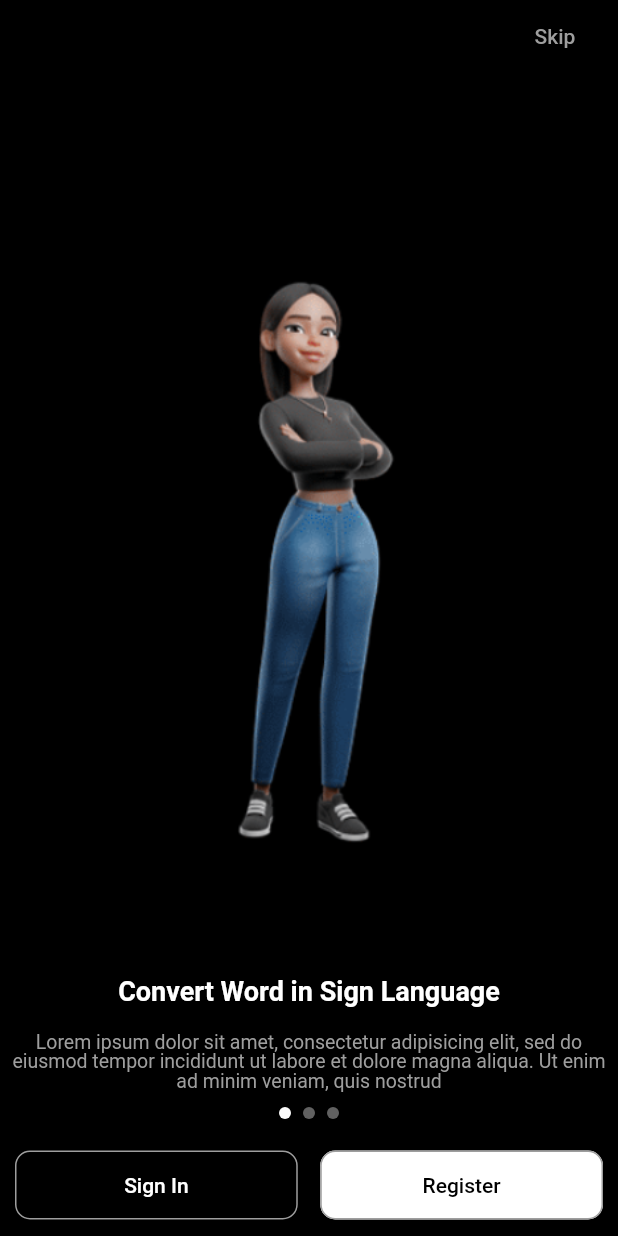
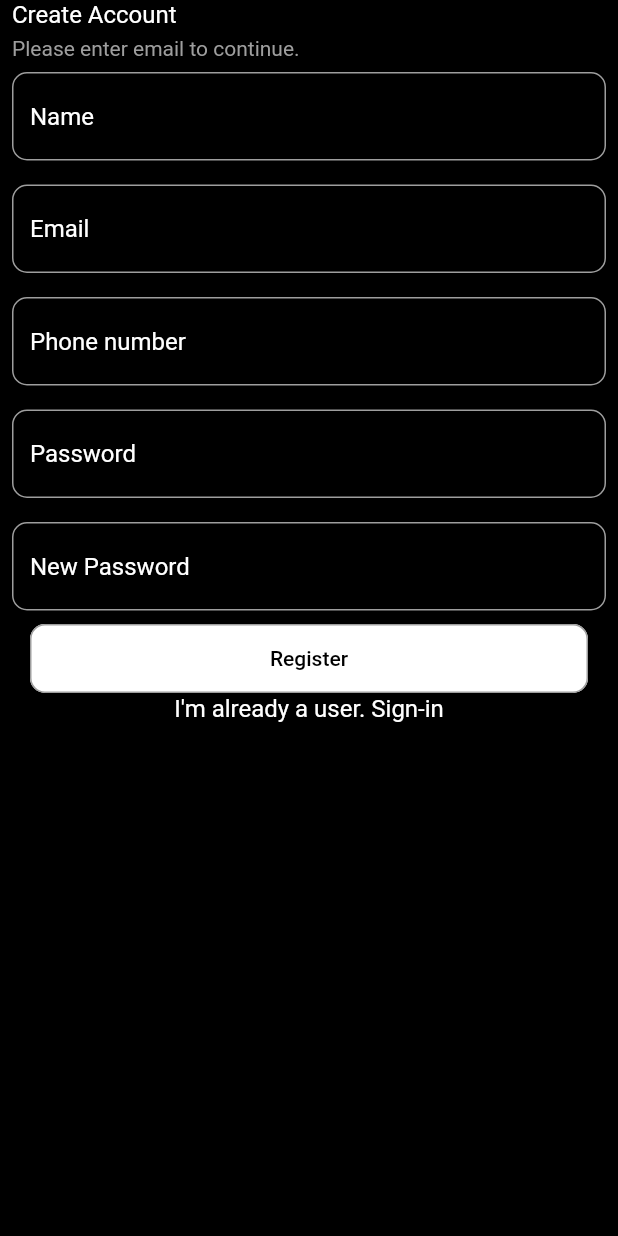
Before and after one commit to xzerad/coding-moon, a Flutter app: the screen it shows after launch, on a phone screen of 412 x 824 dp. Run offline on Flutter 3.47's test engine with Material 2 defaults, Android fonts, the phone set to English and light mode, and no system bars; our stand-ins replace camera, flutter_svg.

Commit message:
sign in screen completed & signup is in progressé

```diff
--- /dev/null
+++ b/lib/components/custom_button.dart
@@ -0,0 +1,23 @@
+import 'package:flutter/material.dart';
+
+class CustomButton extends StatelessWidget {
+  const CustomButton({Key? key, required this.text, required this.backgroundColor, required this.foregroundColor}) : super(key: key);
+  final String text;
+  final Color backgroundColor;
+  final Color foregroundColor;
+  @override
+  Widget build(BuildContext context) {
+    return ElevatedButton(onPressed: (){}, style: ElevatedButton.styleFrom(
+        backgroundColor: backgroundColor,
+        foregroundColor: foregroundColor,
+        shape: RoundedRectangleBorder(
+            borderRadius: BorderRadius.circular(10),
+            side: const BorderSide(color: Colors.grey)
+        )
+
+    ), child: Padding(
+      padding:  const EdgeInsets.symmetric(horizontal: 30.0, vertical: 15),
+      child: Text(text, style: const TextStyle(fontWeight: FontWeight.w500),),
+    ),);
+  }
+}
--- /dev/null
+++ b/lib/constants.dart
@@ -0,0 +1,3 @@
+import 'package:flutter/material.dart';
+
+const mainGray = Color(0xff777777);
--- a/lib/main.dart
+++ b/lib/main.dart
@@ -19,13 +19,16 @@ class MyApp extends StatelessWidget {
       debugShowCheckedModeBanner: false,
       theme: ThemeData(
         primarySwatch: Colors.grey,
-        textTheme: TextTheme(
-          displaySmall: TextStyle(color: Colors.grey)
-        ),
+        textTheme: const TextTheme(
+          displaySmall: TextStyle(color: Colors.grey, fontSize: 14),
+          displayMedium: TextStyle(color: Colors.white, fontSize: 16)
+
+      ),
+
         scaffoldBackgroundColor: Colors.black
       ),
       routes: routes,
-      initialRoute: "/splash",
+      initialRoute: "/signIn",
     );
   }
 }
--- a/lib/pages/auth/signin_screen/sigin_screen.dart
+++ b/lib/pages/auth/signin_screen/sigin_screen.dart
@@ -0,0 +1,95 @@
+import 'package:disiability/components/custom_button.dart';
+import 'package:disiability/constants.dart';
+import 'package:flutter/material.dart';
+
+class SignIn extends StatelessWidget {
+  const SignIn({Key? key}) : super(key: key);
+
+  @override
+  Widget build(BuildContext context) {
+    return const SafeArea(
+      child: Scaffold(
+        body: SignInBody(),
+      ),
+    );
+  }
+}
+
+class SignInBody extends StatelessWidget {
+  const SignInBody({Key? key}) : super(key: key);
+
+  @override
+  Widget build(BuildContext context) {
+    Size size = MediaQuery.of(context).size;
+    return
+      SizedBox(
+        height: size.height,
+        child: SingleChildScrollView(
+          child: Column(
+            crossAxisAlignment: CrossAxisAlignment.start,
+            children: [
+              Padding(
+                padding: const EdgeInsets.only(left: 8.0),
+                child: Text("Create Account", style: Theme.of(context).textTheme.displayMedium,),
+              ),
+              const SizedBox(height: 5,),
+              Padding(
+                padding: const EdgeInsets.only(left: 8.0),
+                child: Text("Please enter email to continue.", style: Theme.of(context).textTheme.displaySmall,),
+              ),
+              const CustomTextField(hint: "Name"),
+              const CustomTextField(hint: "Email"),
+              const CustomTextField(hint: "Phone number"),
+              const CustomTextField(hint: "Password"),
+              const CustomTextField(hint: "New Password"),
+              Row(
+                children: const [
+                  Expanded(child: Padding(
+                    padding: EdgeInsets.symmetric(horizontal: 20.0),
+                    child: CustomButton(text: "Register", backgroundColor: Colors.white, foregroundColor: Colors.black),
+                  )),
+                ],
+              ),
+              Row(
+                mainAxisAlignment: MainAxisAlignment.center,
+                children: [
+                  Text("I'm already a user. Sign-in", style: Theme.of(context).textTheme.displayMedium,),
+                ],
+              )
+
+            ],
+          ),
+        ),
+      );
+  }
+}
+
+class CustomTextField extends StatelessWidget {
+  const CustomTextField({Key? key, required this.hint}) : super(key: key);
+  final String hint;
+  @override
+  Widget build(BuildContext context) {
+    return Padding(
+      padding: const EdgeInsets.all(8.0),
+      child: TextField(decoration: InputDecoration(
+          border: OutlineInputBorder(
+            borderRadius: BorderRadius.circular(10),
+              borderSide: BorderSide(color: Colors.grey, width: 2.0)
+
+          ),
+          enabledBorder: OutlineInputBorder(
+            borderRadius: BorderRadius.circular(10),
+              borderSide: BorderSide(color: Colors.grey, width: 1.0)
+
+
+          ),
+
+          hintText: hint,
+          hintStyle: const TextStyle(color: Colors.white),
+          filled: true,
+          fillColor: Colors.black
+      ),),
+    )
+    ;
+  }
+}
--- a/lib/pages/landing/landing_screen.dart
+++ b/lib/pages/landing/landing_screen.dart
@@ -1,6 +1,8 @@
 import 'package:flutter/material.dart';
 import 'package:flutter_svg/flutter_svg.dart';
 import 'package:collection/collection.dart';
+
+import '../../components/custom_button.dart';
 
 class LandingScreen extends StatefulWidget {
   const LandingScreen({Key? key}) : super(key: key);
@@ -159,25 +161,3 @@ class DotIndicator extends StatelessWidget {
     );
   }
 }
-
-class CustomButton extends StatelessWidget {
-  const CustomButton({Key? key, required this.text, required this.backgroundColor, required this.foregroundColor}) : super(key: key);
-  final String text;
-  final Color backgroundColor;
-  final Color foregroundColor;
-  @override
-  Widget build(BuildContext context) {
-    return ElevatedButton(onPressed: (){}, style: ElevatedButton.styleFrom(
-      backgroundColor: backgroundColor,
-      foregroundColor: foregroundColor,
-      shape: RoundedRectangleBorder(
-        borderRadius: BorderRadius.circular(10),
-        side: const BorderSide(color: Colors.grey)
-      )
-
-    ), child: Padding(
-      padding:  const EdgeInsets.symmetric(horizontal: 30.0, vertical: 15),
-      child: Text(text, style: const TextStyle(fontWeight: FontWeight.w500),),
-    ),);
-  }
-}
--- a/lib/routes.dart
+++ b/lib/routes.dart
@@ -1,3 +1,4 @@
+import 'package:disiability/pages/auth/signin_screen/sigin_screen.dart';
 import 'package:disiability/pages/home/home_screen.dart';
 import 'package:disiability/pages/landing/landing_screen.dart';
 import 'package:disiability/pages/splash/splash_screen.dart';
@@ -9,4 +10,5 @@ Map<String, Widget Function(BuildContext)> routes = {
   "/landing": (context)=> const LandingScreen(),
   "/home": (context) =>const HomeScreen(),
   "/translateSignToText": (context)=> const TranslateSignToText(),
+  "/signIn": (context)=> const SignIn()
 };
```
Also changed, not shown: lib/pages/auth/signup_screen/signup_screen.dart (added).
